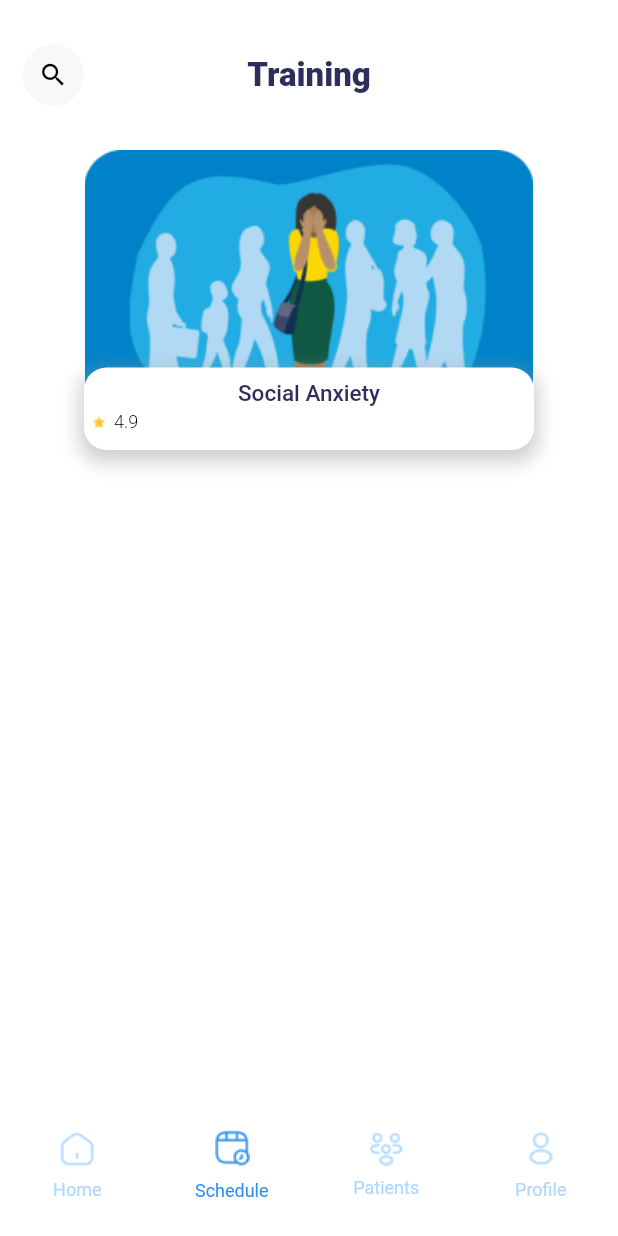
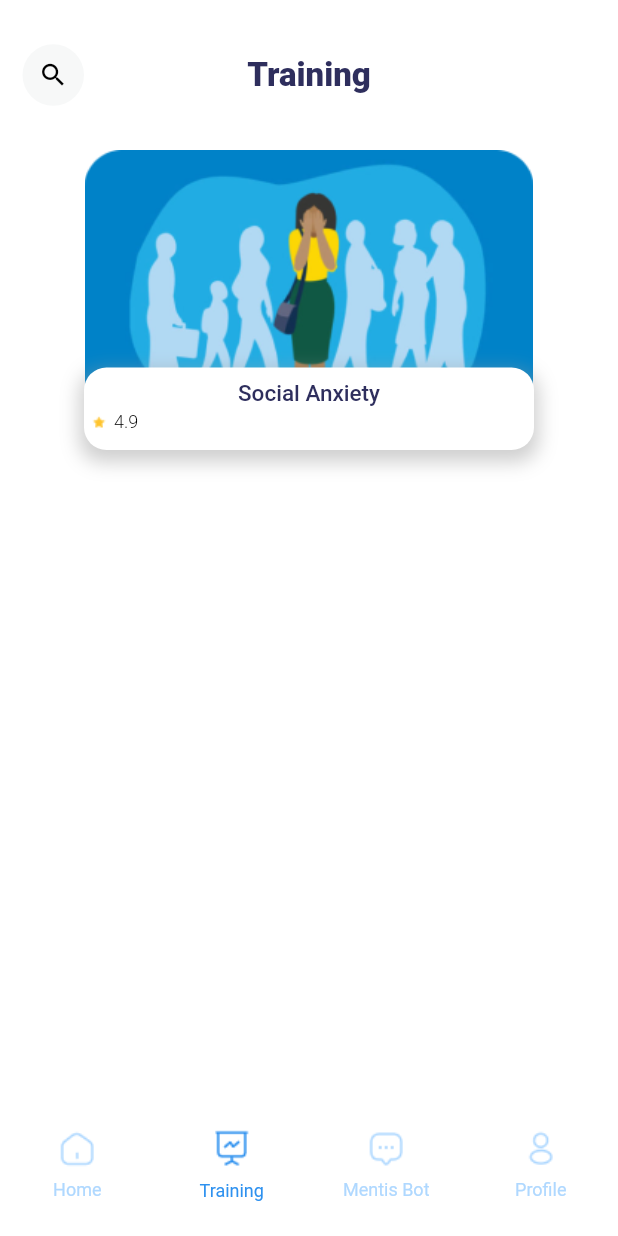
Before and after one commit to Abdulrahman160/my_final_progict, a Flutter app: the NavBarView screen opened directly, item 2 of the bottom bar chosen, on a phone screen of 412 x 824 dp. Run offline on Flutter 3.47's test engine with Material 2 defaults, Android fonts, the phone set to English and light mode, and no system bars; our stand-ins replace avatar_glow, awesome_dialog, bloc, cloud_firestore, connectivity_plus, dio and 11 more; missing offline and left inert: calendar_agenda; accounts and stored records are empty.

Commit message:
final project

```diff
--- a/lib/main.dart
+++ b/lib/main.dart
@@ -17,7 +17,7 @@ final GlobalKey<NavigatorState> navigatorKey =  GlobalKey<NavigatorState>();
 
 BuildContext appContext = _globalKey.currentContext!;
 bool? isLogin;
-String? users = 'Doctor';
+String? users = 'Patient';
 String? userIdNumber;
 String? userEmail;
 
--- a/lib/view/NavBar/nav_bar_view.dart
+++ b/lib/view/NavBar/nav_bar_view.dart
@@ -34,8 +34,8 @@ class _NavBarViewState extends State<NavBarView> {
     ],
     [
       AppImage.message,
-      "Message",
-      HomePageView(),
+      "Mentis Bot",
+      MessageView(),
     ],
     [
       AppImage.profile,
@@ -91,7 +91,7 @@ class _NavBarViewState extends State<NavBarView> {
   @override
   Widget build(BuildContext context) {
     return Scaffold(
-      body: patientContent[currentIndex!][2],
+      body: content[currentIndex!][2],
       backgroundColor: kWhite,
       bottomNavigationBar: BottomNavigationBar(
         type: BottomNavigationBarType.fixed,
@@ -132,16 +132,7 @@ class _NavBarViewState extends State<NavBarView> {
         }).toList(),
       ),
       resizeToAvoidBottomInset: false,
-      floatingActionButton: users == 'Patient'
-          ? FloatingActionButton(
-              child: icon,
-              onPressed: () {
-                Navigator.push(context, MaterialPageRoute(builder: (context) => MessageView(),));
-              },
-            )
-          : SizedBox(),
-      floatingActionButtonLocation:
-          FloatingActionButtonLocation.miniCenterDocked,
+
     );
   }
 }
--- a/lib/view/PatientInformation/view.dart
+++ b/lib/view/PatientInformation/view.dart
@@ -18,8 +18,9 @@ List levels = [
 ];
 
 class PatientInfoView extends StatefulWidget {
-  const PatientInfoView({Key? key, required this.image}) : super(key: key);
+  const PatientInfoView({Key? key, required this.image, required this.name}) : super(key: key);
 final String image;
+final String name;
   @override
   State<PatientInfoView> createState() => _PatientInfoViewState();
 }
@@ -55,7 +56,7 @@ class _PatientInfoViewState extends State<PatientInfoView> {
                         crossAxisAlignment: CrossAxisAlignment.start,
                         children: [
                           Text(
-                            'Tiana Seris',
+                            widget.name,
                             style: TextStyle(
                               color: kBlack,
                               fontSize: 17,
--- a/lib/view/PatientWithDoctor/view/people_view.dart
+++ b/lib/view/PatientWithDoctor/view/people_view.dart
@@ -50,7 +50,7 @@ class _PeopleViewState extends State<PeopleView> {
                       context,
                       MaterialPageRoute(
                         builder: (context) =>
-                            PatientInfoView(image: patientModel[index].image),
+                            PatientInfoView(image: patientModel[index].image, name: patientModel[index].name,),
                       ));
                 },
                 child: Column(
```
Also changed, not shown: lib/view/Chat_Bot/chat_page.dart (+28 -26 lines), lib/view/HomePage/home_view.dart (+70 -11 lines), lib/widget/header_sections_home_view.dart (+6 -8 lines).
